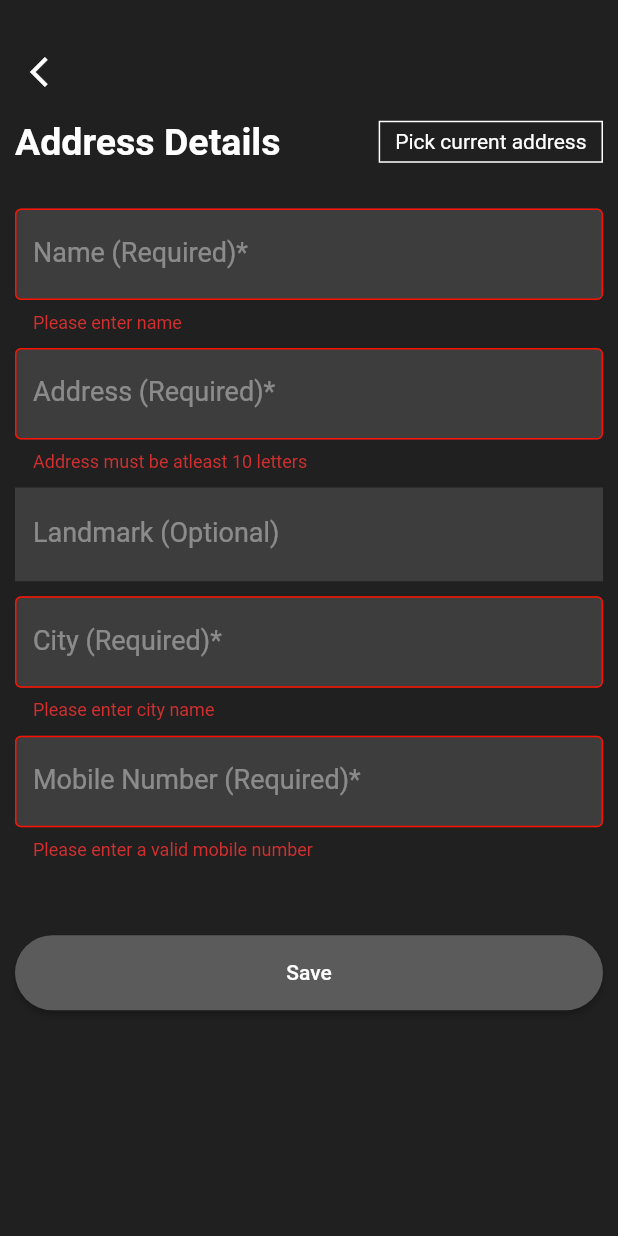
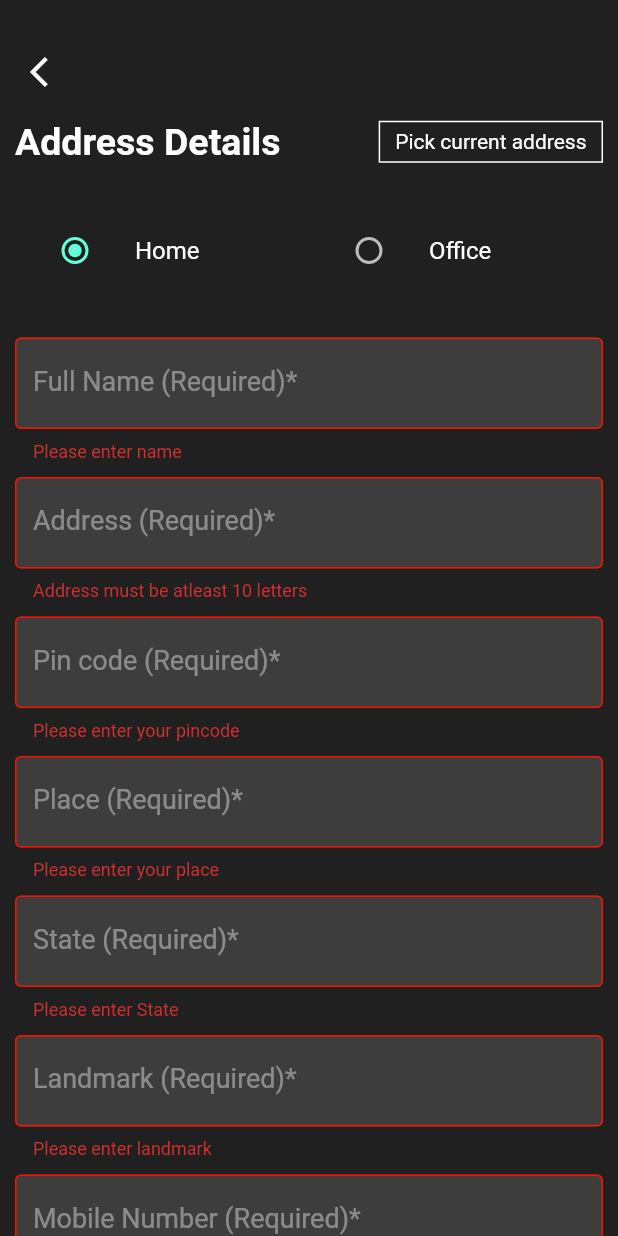
Before and after one commit to Siyahm/Time4Deal, a Flutter app: the AddAddressScreen screen opened by its route, after a tap on "Save", on a phone screen of 412 x 824 dp. Run offline on Flutter 3.47's test engine with Material 2 defaults, Android fonts, the light colour scheme and no system bars; our stand-ins replace dio, flutter_otp_text_field, flutter_rating_bar, flutter_secure_storage, fluttertoast, geolocator and 2 more; missing offline and left inert: flutter_carousel_slider, geocode, razorpay_flutter; accounts and stored records are empty; network calls fail.

Commit message:
modified add  address screen

```diff
--- a/lib/controller/add_address_screen_controller/add_address_controller.dart
+++ b/lib/controller/add_address_screen_controller/add_address_controller.dart
@@ -11,13 +11,22 @@ class AddAddressController with ChangeNotifier {
   final TextEditingController addressController = TextEditingController();
   final TextEditingController landmarkController = TextEditingController();
   final TextEditingController pincodeController = TextEditingController();
-  final TextEditingController cityController = TextEditingController();
+
   final TextEditingController mobController = TextEditingController();
+  final TextEditingController placeController = TextEditingController();
+  final TextEditingController stateController = TextEditingController();
+
+  AddressTitle addressTitle = AddressTitle.home;
 
   bool isLoading = false;
   double latitude = 0.0;
   double longitude = 0.0;
   Address? currentAddress;
+
+  void changeRadioValue(AddressTitle newValue) {
+    addressTitle = newValue;
+    notifyListeners();
+  }
 
   void onClickSaveButton(List<AddressModel> addressList, BuildContext context,
       GlobalKey<FormState> formKey) {
@@ -27,7 +36,8 @@ class AddAddressController with ChangeNotifier {
           address: addressController.text,
           landMark: landmarkController.text,
           pinCode: pincodeController.text,
-          city: cityController.text,
+          place: placeController.text,
+          state: stateController.text,
           mobNum: mobController.text);
       addressList.add(address);
       notifyListeners();
@@ -41,7 +51,8 @@ class AddAddressController with ChangeNotifier {
     addressController.clear();
     landmarkController.clear();
     pincodeController.clear();
-    cityController.clear();
+    placeController.clear();
+    stateController.clear();
     mobController.clear();
   }
 
@@ -71,7 +82,7 @@ class AddAddressController with ChangeNotifier {
         .then((value) {
       if (value != null) {
         currentAddress = value;
-        filCurrentAddress();
+        fillCurrentAddress();
         // log(currentAddress!.streetAddress.toString());
         notifyListeners();
       } else {
@@ -82,10 +93,14 @@ class AddAddressController with ChangeNotifier {
     notifyListeners();
   }
 
-  void filCurrentAddress() {
+  void fillCurrentAddress() {
     addressController.text = currentAddress!.streetAddress!;
-    cityController.text = currentAddress!.city!;
+    pincodeController.text = currentAddress!.postal!;
+    stateController.text = currentAddress!.region!;
+    placeController.text = currentAddress!.city!;
 
     notifyListeners();
   }
 }
+
+enum AddressTitle { home, office }
--- a/lib/controller/home_controller/home_controller.dart
+++ b/lib/controller/home_controller/home_controller.dart
@@ -15,6 +15,7 @@ class HomeController with ChangeNotifier {
     getCategories();
   }
   bool isLoading = false;
+  bool listNotEmpty = false;
   // bool isCategoryLoding = false;
   // bool isProductstsLoading = false;
   List<CarousalModel> carousalItems = [];
--- a/lib/models/address_model/address_model.dart
+++ b/lib/models/address_model/address_model.dart
@@ -3,7 +3,9 @@ class AddressModel {
   String? address;
   String? landMark;
   String? pinCode;
-  String? city;
+  String? place;
+  String? state;
+
   String? mobNum;
 
   AddressModel({
@@ -11,7 +13,8 @@ class AddressModel {
     required this.address,
     required this.landMark,
     required this.pinCode,
-    required this.city,
+    required this.place,
+    required this.state,
     required this.mobNum,
   });
 }
--- a/lib/service/cart_service/cart_service.dart
+++ b/lib/service/cart_service/cart_service.dart
@@ -47,8 +47,10 @@ class CartService {
   }
 
   Future<String?> removeCartItem(String itemId) async {
+    log('it s remove service');
     Dio dios = await InterceptorApi().getUserApi();
     try {
+      log('remove try');
       const url = AppUrls.baseUrl + ApiEndPoints.cart;
       final Response response = await dios.patch(
         url,
@@ -56,6 +58,7 @@ class CartService {
           'product': itemId,
         },
       );
+      log('got here');
       log(response.statusCode.toString());
       if (response.statusCode == 201) {
         return response.data["message"].toString();
--- a/lib/service/otp_service/otp_service.dart
+++ b/lib/service/otp_service/otp_service.dart
@@ -5,7 +5,6 @@ import 'package:dio/dio.dart';
 import 'package:time4deal/constants/api_endpoints.dart';
 import 'package:time4deal/constants/app_urls.dart';
 import 'package:time4deal/models/otp_verification/otp_verification.dart';
-import 'package:time4deal/utils/dio.interceptors.dart';
 
 class OtpServices {
   // final dio = Dio();
--- a/lib/utils/common_validations.dart
+++ b/lib/utils/common_validations.dart
@@ -48,9 +48,9 @@ class CommonValidations {
     return null;
   }
 
-  static String? cityValidation(String? value) {
+  static String? cityValidation(String? value, String message) {
     if (value == null || value.isEmpty) {
-      return 'Please enter city name';
+      return message;
     }
     return null;
   }
--- a/lib/utils/dio.interceptors.dart
+++ b/lib/utils/dio.interceptors.dart
@@ -10,11 +10,9 @@ class InterceptorApi {
   FlutterSecureStorage storage = const FlutterSecureStorage();
   Dio dio = Dio();
   Future<Dio> getUserApi() async {
-    log('interceptor 1');
     dio.interceptors.add(
       InterceptorsWrapper(
         onRequest: (options, handler) async {
-          log('interceptor 2');
           final token = await storage.read(key: "token");
 
           // log(token.toString());
@@ -29,21 +27,21 @@ class InterceptorApi {
           if (e.response != null) {
             if (e.response?.statusCode == 403 &&
                 e.response?.data['message'] == 'Forbidden') {
-              log(e.response!.statusCode.toString());
+              // log(e.response!.statusCode.toString());
               RequestOptions requestOptions = e.requestOptions;
               try {
                 final refreshToken = await storage.read(key: "refreshToken");
                 final opts = Options(method: requestOptions.method);
                 dio.options.headers["refresh"] = "Bearer $refreshToken";
-                log('hiiii');
+
                 final Response response = await dio.get(
                     AppUrls.baseUrl + ApiEndPoints.refreshToken,
                     options: opts);
                 if (response.statusCode == 200) {
                   storage.delete(key: 'token');
                   storage.delete(key: 'refreshToken');
-                  log('token got');
-                  log(response.data.toString());
+                  // log('token got');
+                  // log(response.data.toString());
                   final token = response.data["accessToken"];
                   final refreshToken = response.data["refreshToken"];
                   storage.write(key: "token", value: token);
--- a/lib/view/add_address_screen/add_address_screen.dart
+++ b/lib/view/add_address_screen/add_address_screen.dart
@@ -1,5 +1,3 @@
-import 'dart:developer';
-
 import 'package:flutter/material.dart';
 import 'package:provider/provider.dart';
 import 'package:time4deal/controller/add_address_screen_controller/add_address_controller.dart';
@@ -8,8 +6,9 @@ import 'package:time4deal/helpers/app_colors.dart';
 import 'package:time4deal/helpers/app_padding.dart';
 import 'package:time4deal/helpers/app_text_styles.dart';
 import 'package:time4deal/helpers/sized_boxes.dart';
-import 'package:time4deal/utils/common_functions.dart';
 import 'package:time4deal/utils/common_validations.dart';
+import 'package:time4deal/view/add_address_screen/widgets/loading_screen.dart';
+import 'package:time4deal/view/add_address_screen/widgets/radio_buttons_row.dart';
 import 'package:time4deal/widgets/custom_app_bar_leading.dart';
 import 'package:time4deal/widgets/custome_app_bar.dart';
 import 'package:time4deal/widgets/custome_text_form_field.dart';
@@ -31,7 +30,10 @@ class AddAddressScreen extends StatelessWidget {
         leadingWidget: CustomAppBarLeadingWidget(),
         trailing: SizedBox(),
       ),
-      body: SingleChildScrollView(
+      body: Consumer<AddAddressController>(
+        builder: (context, value, child) => value.isLoading
+            ? Opacity(opacity: 0.3, child: const LoadingScreen())
+            : SingleChildScrollView(
                 child: Padding(
                   padding: AppPadding.horizPadding10,
                   child: Form(
@@ -61,42 +63,68 @@ class AddAddressScreen extends StatelessWidget {
                           ],
                         ),
                         SizedBoxes.heightBox30,
+                        const RadioButtonsRow(),
+                        SizedBoxes.heightBox30,
 
                         CustomTextFormField(
-                  text: 'Name (Required)*',
+                          text: 'Full Name (Required)*',
                           controller: addAddressController.nameController,
-                  validation: ((String? value) {
+                          validation: (String? value) {
                             return CommonValidations.nameValidation(value);
-                  }),
+                          },
                         ),
                         SizedBoxes.heightBox10,
                         CustomTextFormField(
                           text: 'Address (Required)*',
                           controller: addAddressController.addressController,
-                  validation: ((String? value) {
+                          validation: (String? value) {
                             return CommonValidations.addressValidation(value);
-                  }),
+                          },
                         ),
                         SizedBoxes.heightBox10,
                         CustomTextFormField(
-                  text: 'Landmark (Optional)',
-                  controller: addAddressController.landmarkController,
+                          text: 'Pin code (Required)*',
+                          controller: addAddressController.pincodeController,
+                          validation: (String? value) {
+                            return CommonValidations.cityValidation(
+                                value, 'Please enter your pincode');
+                          },
                         ),
                         SizedBoxes.heightBox10,
                         CustomTextFormField(
-                  text: 'City (Required)*',
-                  controller: addAddressController.cityController,
-                  validation: ((String? value) {
-                    return CommonValidations.cityValidation(value);
-                  }),
+                          text: 'Place (Required)*',
+                          controller: addAddressController.placeController,
+                          validation: (String? value) {
+                            return CommonValidations.cityValidation(
+                                value, 'Please enter your place');
+                          },
                         ),
+                        SizedBoxes.heightBox10,
+                        CustomTextFormField(
+                          text: 'State (Required)*',
+                          controller: addAddressController.placeController,
+                          validation: (String? value) {
+                            return CommonValidations.cityValidation(
+                                value, 'Please enter State');
+                          },
+                        ),
+                        SizedBoxes.heightBox10,
+                        CustomTextFormField(
+                          text: 'Landmark (Required)*',
+                          controller: addAddressController.landmarkController,
+                          validation: (String? value) {
+                            return CommonValidations.cityValidation(
+                                value, 'Please enter landmark');
+                          },
+                        ),
+
                         SizedBoxes.heightBox10,
                         CustomTextFormField(
                           text: 'Mobile Number (Required)*',
                           controller: addAddressController.mobController,
-                  validation: ((String? value) {
+                          validation: (String? value) {
                             return CommonValidations.mobValidation(value);
-                  }),
+                          },
                         ),
                         const SizedBox(
                           height: 50,
@@ -113,8 +141,11 @@ class AddAddressScreen extends StatelessWidget {
                                   context,
                                   addressFormKey);
                             },
-                    color: AppColors.themeColor,
-                    child: const Text('Save'),
+                            color: AppColors.dimWhiteColor,
+                            child: const Text(
+                              'Save',
+                              style: AppTextStyles.buttonTextBlack,
+                            ),
                           ),
                         ),
                       ],
@@ -122,6 +153,7 @@ class AddAddressScreen extends StatelessWidget {
                   ),
                 ),
               ),
+      ),
     );
   }
 }
--- /dev/null
+++ b/lib/view/add_address_screen/widgets/radio_buttons_row.dart
@@ -0,0 +1,44 @@
+import 'package:flutter/cupertino.dart';
+import 'package:flutter/material.dart';
+import 'package:provider/provider.dart';
+import 'package:time4deal/controller/add_address_screen_controller/add_address_controller.dart';
+
+class RadioButtonsRow extends StatelessWidget {
+  const RadioButtonsRow({
+    Key? key,
+  }) : super(key: key);
+
+  @override
+  Widget build(BuildContext context) {
+    return Consumer<AddAddressController>(
+      builder: (context, value, child) => Row(
+        children: [
+          Expanded(
+            child: ListTile(
+              leading: Radio(
+                value: AddressTitle.home,
+                groupValue: value.addressTitle,
+                onChanged: (newValue) {
+                  value.changeRadioValue(newValue!);
+                },
+              ),
+              title: const Text('Home'),
+            ),
+          ),
+          Expanded(
+            child: ListTile(
+              leading: Radio(
+                value: AddressTitle.office,
+                groupValue: value.addressTitle,
+                onChanged: (newValue) {
+                  value.changeRadioValue(newValue!);
+                },
+              ),
+              title: const Text('Office'),
+            ),
+          ),
+        ],
+      ),
+    );
+  }
+}
--- a/lib/view/sign_in/sign_in_scren.dart
+++ b/lib/view/sign_in/sign_in_scren.dart
@@ -1,6 +1,7 @@
 import 'package:flutter/gestures.dart';
 import 'package:flutter/material.dart';
 import 'package:provider/provider.dart';
+import 'package:time4deal/controller/bottom_nav_bar_controller/bottom_nav_bar_provider.dart';
 import 'package:time4deal/controller/sign_in_controller/sign_in_provider.dart';
 import 'package:time4deal/controller/sign_up_controller/sign_up_controller.dart';
 import 'package:time4deal/helpers/app_colors.dart';
@@ -21,6 +22,7 @@ class SignInScreen extends StatelessWidget {
   Widget build(BuildContext context) {
     final signInProvider = Provider.of<SignInProvider>(context);
     final signUpProvider = Provider.of<SignUpProvider>(context);
+    final bottomaNavBarProvider = Provider.of<BottomNavBarProvider>(context);
     return Scaffold(
       body: SingleChildScrollView(
         child: Padding(
@@ -77,6 +79,7 @@ class SignInScreen extends StatelessWidget {
                     color: AppColors.dimWhiteColor,
                     onPressed: () {
                       value.onSignIn(signInFormKey, context);
+                      bottomaNavBarProvider.selectedIndex = 0;
                     },
                     child: value.isLoading == true
                         ? const CircularProgressIndicator()
--- a/lib/view/stepper/widgets/address_stepper.dart
+++ b/lib/view/stepper/widgets/address_stepper.dart
@@ -1,5 +1,6 @@
 import 'package:flutter/material.dart';
 import 'package:provider/provider.dart';
+import 'package:time4deal/controller/add_address_screen_controller/add_address_controller.dart';
 import 'package:time4deal/controller/stepper_controller/stepper_controller.dart';
 import 'package:time4deal/helpers/app_colors.dart';
 
@@ -10,6 +11,8 @@ class AddressStepper extends StatelessWidget {
   Widget build(BuildContext context) {
     final stepperController =
         Provider.of<StepperController>(context, listen: false);
+    final addAddressController =
+        Provider.of<AddAddressController>(context, listen: false);
     return Column(
       children: [
         Row(
@@ -21,6 +24,7 @@ class AddressStepper extends StatelessWidget {
             ),
             TextButton(
               onPressed: () {
+                addAddressController.clearControllers();
                 stepperController.onClickAddAddress(context);
               },
               child: const Text('Add Address'),
```
Also changed, not shown: lib/controller/cart_controller/cart_controller.dart (+14 -5 lines), lib/view/add_address_screen/widgets/loading_screen.dart (added, +20 -0 lines), lib/view/cart/widgets/custom_cart_list_tile.dart (+2 -38 lines), lib/view/cart/widgets/remove_and_add_buttons.dart (added, +44 -0 lines), lib/view/product_details/widgets/add_buy_row.dart (+14 -8 lines). Lines whose indentation alone changed are shown as unchanged.
